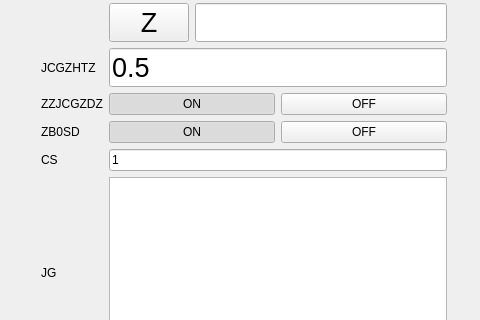
Qt form forms/manual/jiaodingweiform.ui (zephyrrr/Camotics_modbus) before a commit; both pictures show x 0 to 480 and y 226 to 546 of the 872 by 706 pixel window.
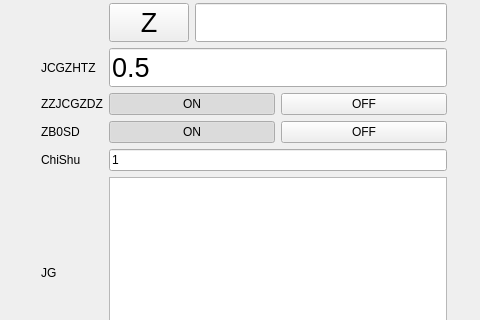
The same form after that commit. Custom widgets are drawn as their Qt base class.

Diff of the .ui file:
```diff
--- a/forms/manual/jiaodingweiform.ui
+++ b/forms/manual/jiaodingweiform.ui
@@ -434,7 +434,7 @@
          <item row="7" column="0">
           <widget class="QLabel" name="label_6">
            <property name="text">
-            <string>CS</string>
+            <string>ChiShu</string>
            </property>
           </widget>
          </item>
```
